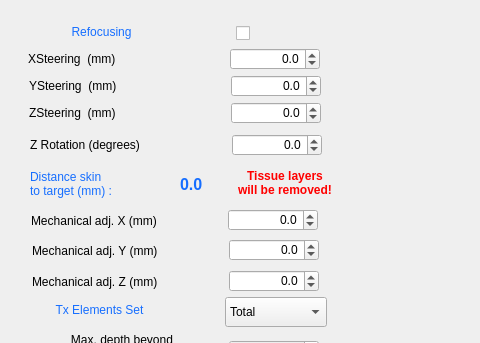
Before: the Qt Designer form BabelBrain/Babel_REMODP/form.ui in ProteusMRIgHIFU/BabelBrain, drawn with Qt 5; both pictures show x 0 to 480 and y 0 to 343 of the 1251 by 473 pixel window.
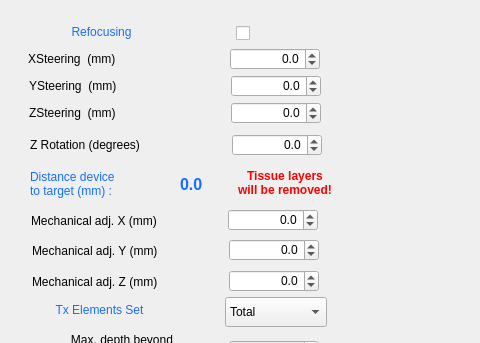
After: the same form once the commit is applied.

Commit message: Fixing for flat sources on removing skin or getting farther away

```diff
--- a/BabelBrain/Babel_REMODP/form.ui
+++ b/BabelBrain/Babel_REMODP/form.ui
@@ -108,7 +108,7 @@
     <string notr="true">color:rgb(22, 110, 255)</string>
    </property>
    <property name="text">
-    <string>Distance skin
+    <string>Distance device
 to target (mm) :</string>
    </property>
    <property name="indent">
```
The commit also changes 7 other files.
